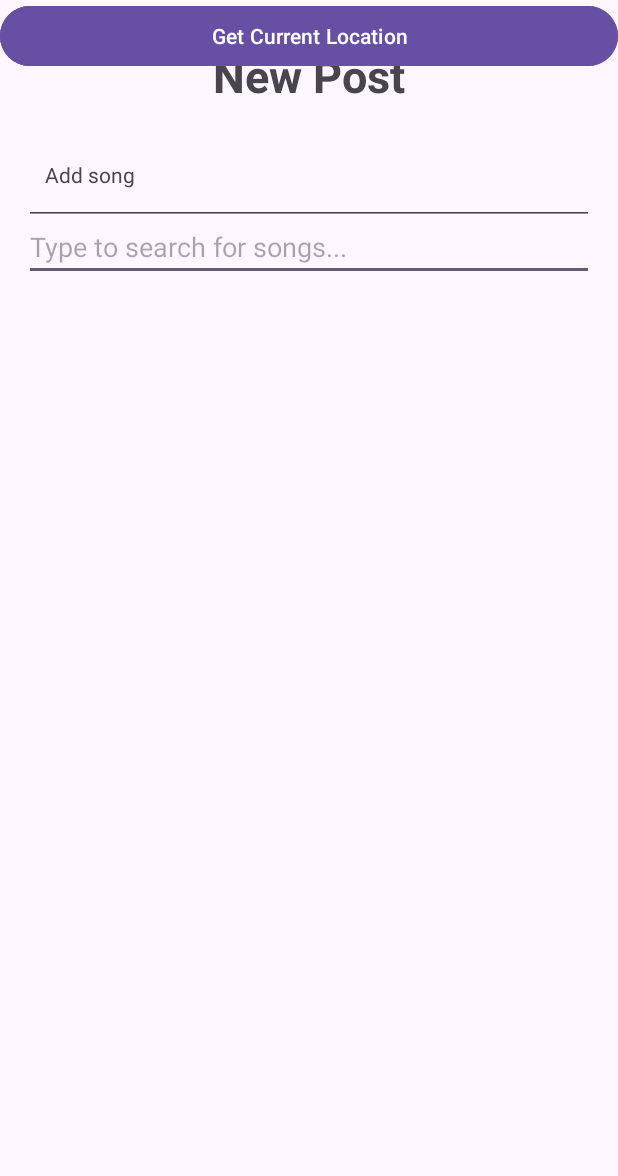
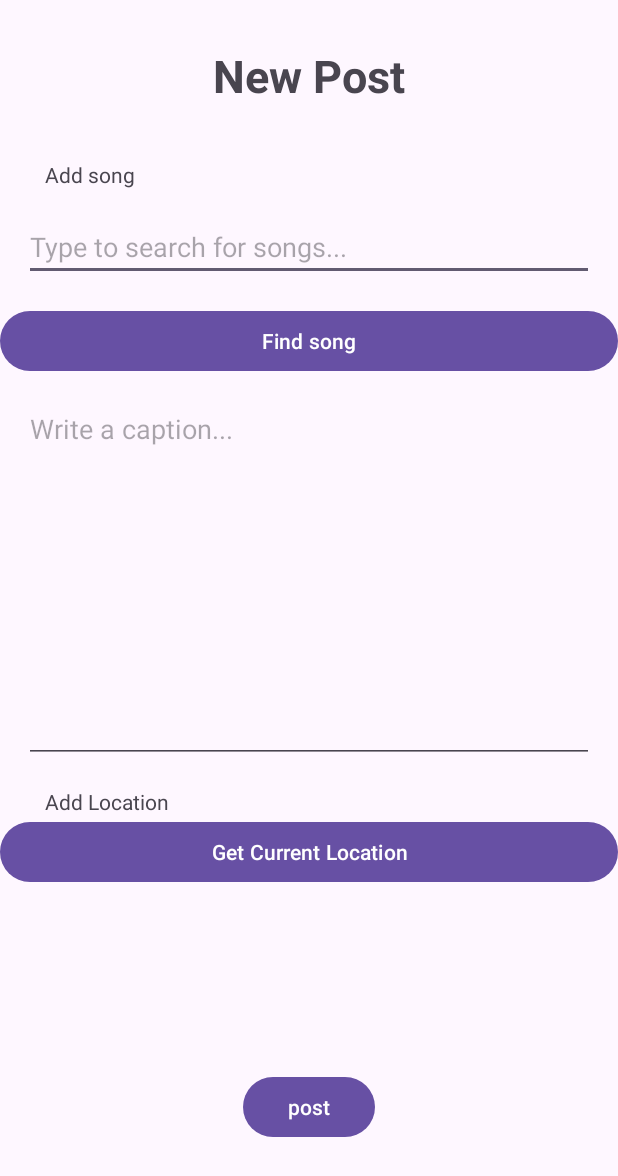
Before and after one commit to ahmet8zer/Music-Sharing-App, an Android app: the AddPostActivity screen opened directly, with no data from a screen before it, on a phone screen of 412 x 824 dp. Shown: the top 1176 px of the screen. Run offline under Robolectric (Android 15) with nearby library versions, the phone set to English and light mode, and no system bars; our stand-ins replace Firebase (no records; nobody signed in at launch, a user with empty details on screens opened directly).

Commit message:
fixed layout

```diff
--- a/MusicSharing/app/src/main/res/layout/activity_add_post.xml
+++ b/MusicSharing/app/src/main/res/layout/activity_add_post.xml
@@ -7,9 +7,15 @@
     tools:context=".AddPostActivity">
 
     <LinearLayout
-        android:layout_width="match_parent"
+        android:id="@+id/linearLayout"
+        android:layout_width="0dp"
         android:layout_height="wrap_content"
-        android:orientation="vertical">
+        android:layout_marginBottom="44dp"
+        android:orientation="vertical"
+        app:layout_constraintBottom_toTopOf="@+id/add_post_caption"
+        app:layout_constraintEnd_toEndOf="parent"
+        app:layout_constraintStart_toStartOf="parent"
+        app:layout_constraintTop_toTopOf="parent">
 
         <TextView
             android:layout_width="wrap_content"
@@ -44,45 +50,60 @@
         android:layout_width="wrap_content"
         android:layout_height="wrap_content"
         android:layout_gravity="center"
+        android:layout_marginBottom="62dp"
         android:text="post"
-        tools:layout_editor_absoluteX="161dp"
-        tools:layout_editor_absoluteY="621dp" />
+        app:layout_constraintBottom_toBottomOf="parent"
+        app:layout_constraintEnd_toEndOf="parent"
+        app:layout_constraintStart_toStartOf="parent"
+        app:layout_constraintTop_toBottomOf="@+id/get_location_button" />
 
     <EditText
         android:id="@+id/add_post_caption"
-        android:layout_width="match_parent"
-        android:layout_height="150dp"
+        android:layout_width="0dp"
+        android:layout_height="0dp"
         android:layout_margin="16dp"
+        android:layout_marginStart="16dp"
+        android:layout_marginEnd="16dp"
+        android:layout_marginBottom="35dp"
         android:gravity="top"
         android:hint="Write a caption..."
         android:inputType="text"
-        tools:layout_editor_absoluteX="16dp"
-        tools:layout_editor_absoluteY="247dp" />
+        app:layout_constraintBottom_toTopOf="@+id/textView"
+        app:layout_constraintEnd_toEndOf="parent"
+        app:layout_constraintStart_toStartOf="parent"
+        app:layout_constraintTop_toBottomOf="@+id/linearLayout" />
 
     <Button
         android:id="@+id/search_song_button"
-        android:layout_width="match_parent"
+        android:layout_width="0dp"
         android:layout_height="wrap_content"
+        android:layout_marginBottom="12dp"
         android:text="@string/search_song"
-        tools:layout_editor_absoluteX="0dp"
-        tools:layout_editor_absoluteY="187dp" />
+        app:layout_constraintBottom_toTopOf="@+id/add_post_caption"
+        app:layout_constraintEnd_toEndOf="parent"
+        app:layout_constraintStart_toStartOf="parent" />
 
     <TextView
+        android:id="@+id/textView"
         android:layout_width="wrap_content"
         android:layout_height="wrap_content"
         android:layout_gravity="start"
         android:paddingLeft="30dp"
         android:text="Add Location"
-        tools:layout_editor_absoluteX="0dp"
-        tools:layout_editor_absoluteY="432dp" />
+        app:layout_constraintBottom_toTopOf="@+id/get_location_button"
+        app:layout_constraintStart_toStartOf="@+id/get_location_button"
+        app:layout_constraintTop_toBottomOf="@+id/add_post_caption" />
 
     <Button
         android:id="@+id/get_location_button"
-        android:layout_width="match_parent"
+        android:layout_width="0dp"
         android:layout_height="wrap_content"
+        android:layout_marginBottom="122dp"
         android:text="Get Current Location"
-        tools:layout_editor_absoluteX="0dp"
-        tools:layout_editor_absoluteY="451dp" />
+        app:layout_constraintBottom_toTopOf="@+id/post_the_post_button"
+        app:layout_constraintEnd_toEndOf="parent"
+        app:layout_constraintStart_toStartOf="parent"
+        app:layout_constraintTop_toBottomOf="@+id/textView" />
 
 
 </androidx.constraintlayout.widget.ConstraintLayout>
```
